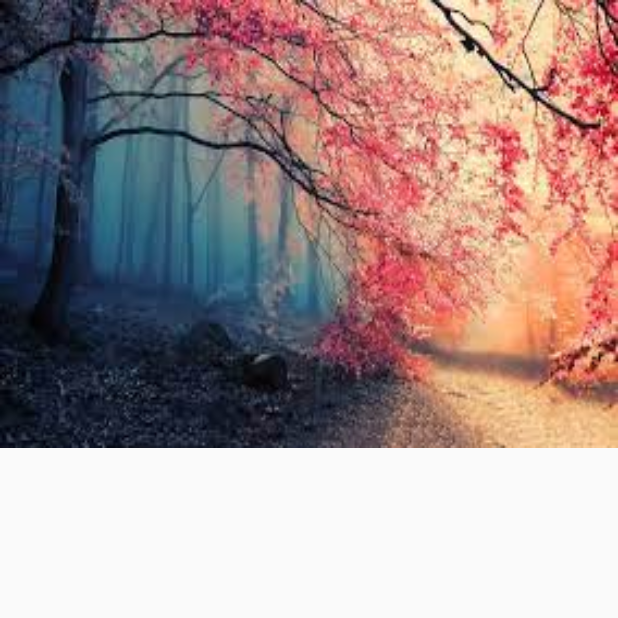
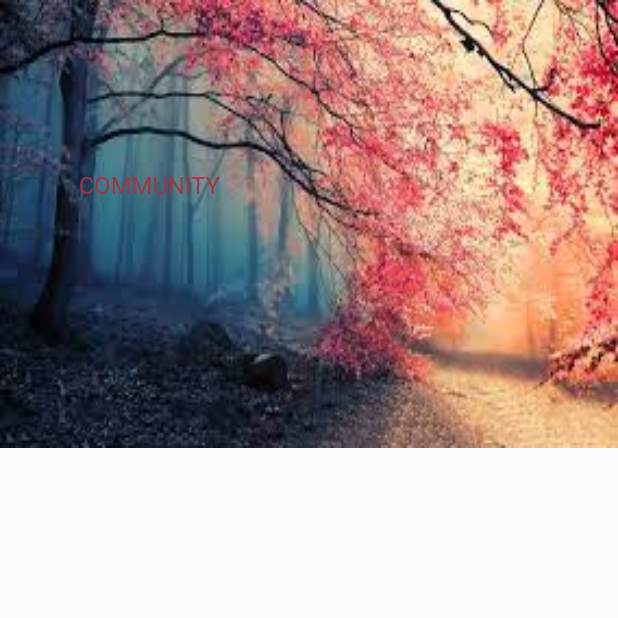
Before and after one commit to mk1799/flutter-animation, a Flutter app: the screen it shows after launch, on a phone screen of 412 x 824 dp, the top half of it. Run offline on Flutter 3.47's test engine with Material 2 defaults, Android fonts, the phone set to English and light mode, and no system bars; our stand-ins replace hexcolor.

Commit message:
-hex color

```diff
--- a/lib/screens/Description.dart
+++ b/lib/screens/Description.dart
@@ -1,5 +1,6 @@
 import 'package:flutter/material.dart';
 import 'package:flutter_animation/utils/responsive.dart';
+import 'package:hexcolor/hexcolor.dart';
 
 class Description extends StatefulWidget {
   @override
@@ -20,7 +21,30 @@ class _DescriptionState extends State<Description> {
               fit: BoxFit.fill,
             ),
           ),
-          // Postis
+          Positioned(
+            top: getSize(100, context),
+
+            child: Container(
+              width: getSize(200, context),
+              height: getSize(200, context),
+              child: Padding(
+                padding: EdgeInsets.all(
+                  getSize(15, context),
+                ),
+                child: Column(
+                  children: [
+                    Text(
+                      "Community".toUpperCase(),
+                      style: TextStyle(
+                        fontSize: getSize(16, context),
+                        color: HexColor("#a83242")
+                      ),
+                    )
+                  ],
+                ),
+              ),
+            ),
+          )
         ],
       ),
     );
--- a/pubspec.yaml
+++ b/pubspec.yaml
@@ -23,7 +23,7 @@ environment:
 dependencies:
   flutter:
     sdk: flutter
-
+  hexcolor: ^1.0.6
 
   # The following adds the Cupertino Icons font to your application.
   # Use with the CupertinoIcons class for iOS style icons.
```
Also changed, not shown: pubspec.lock.
